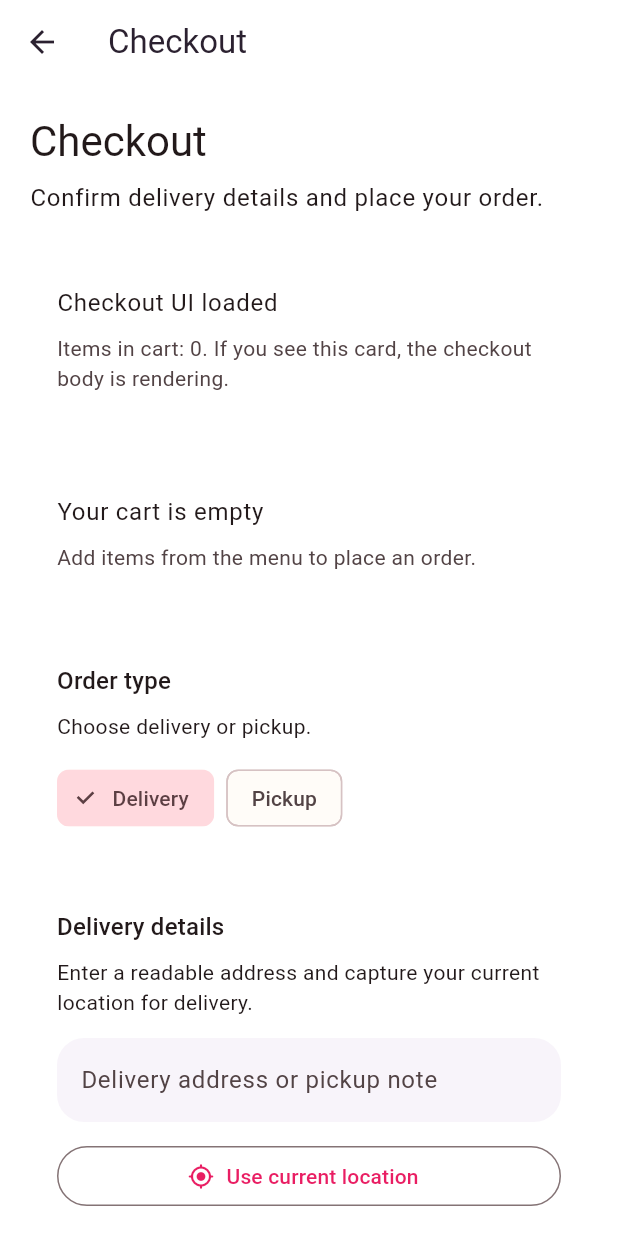
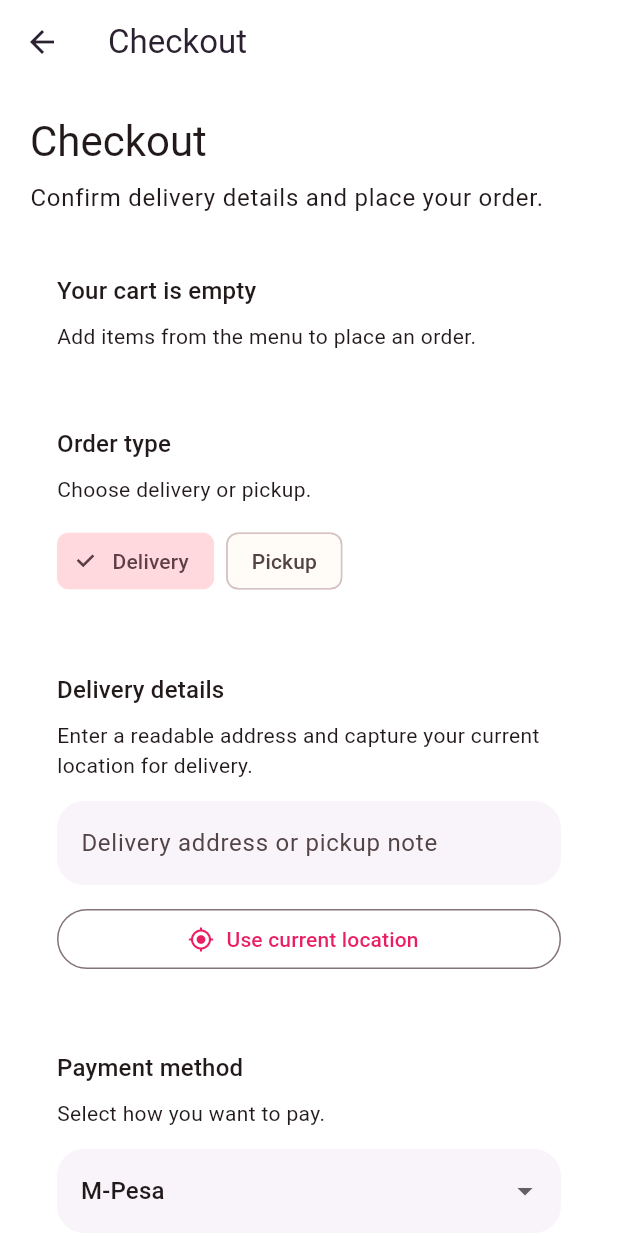
Before and after one commit to wamosa/delivery_app, a Flutter app: the CheckoutPage screen opened by its route, on a phone screen of 412 x 824 dp. Run offline on Flutter 3.47's test engine with Material 3 defaults, Android fonts, the phone set to English and light mode, and no system bars; our stand-ins replace cloud_firestore, cloud_functions, firebase_auth, firebase_core, firebase_crashlytics, firebase_messaging and 3 more; missing offline and left inert: firebase_app_check; accounts and stored records are empty.

Commit message:
orders resolved

```diff
--- a/lib/app/ayeyo_app.dart
+++ b/lib/app/ayeyo_app.dart
@@ -1,7 +1,6 @@
 import 'package:flutter/material.dart';
 
 import '../core/theme/app_theme.dart';
-import '../core/theme/theme_mode_scope.dart';
 import '../core/di/service_locator.dart';
 import '../features/admin/presentation/admin_page.dart';
 import '../features/auth/application/auth_controller.dart';
@@ -17,37 +16,17 @@ import '../features/orders/presentation/orders_page.dart';
 import '../features/rider/presentation/rider_page.dart';
 import 'app_routes.dart';
 
-class AyeyoApp extends StatefulWidget {
+class AyeyoApp extends StatelessWidget {
   const AyeyoApp({super.key});
-
-  @override
-  State<AyeyoApp> createState() => _AyeyoAppState();
-}
-
-class _AyeyoAppState extends State<AyeyoApp> {
-  final ValueNotifier<ThemeMode> _themeMode =
-      ValueNotifier<ThemeMode>(ThemeMode.light);
-
-  @override
-  void dispose() {
-    _themeMode.dispose();
-    super.dispose();
-  }
 
   @override
   Widget build(BuildContext context) {
     final authController = getIt<AuthController>();
 
-    return ThemeModeScope(
-      notifier: _themeMode,
-      child: ValueListenableBuilder<ThemeMode>(
-        valueListenable: _themeMode,
-        builder: (context, mode, _) => MaterialApp(
+    return MaterialApp(
       title: 'Ayeyo Delivery',
       debugShowCheckedModeBanner: false,
       theme: AppTheme.light(),
-          darkTheme: AppTheme.dark(),
-          themeMode: mode,
       home: StreamBuilder<AuthUser?>(
         stream: authController.watchAuthUser(),
         builder: (context, snapshot) {
@@ -69,15 +48,15 @@ class _AyeyoAppState extends State<AyeyoApp> {
         AppRoutes.auth: (_) => const AuthPage(),
         AppRoutes.adminLogin: (_) => const AuthPage(),
         AppRoutes.menu: (_) => const RoleGate(
-              allowedRoles: [AuthRole.customer, AuthRole.admin],
+          allowedRoles: [AuthRole.customer],
           child: MenuPage(),
         ),
         AppRoutes.cart: (_) => const RoleGate(
-              allowedRoles: [AuthRole.customer, AuthRole.admin],
+          allowedRoles: [AuthRole.customer],
           child: CartPage(),
         ),
         AppRoutes.checkout: (_) => const RoleGate(
-              allowedRoles: [AuthRole.customer, AuthRole.admin],
+          allowedRoles: [AuthRole.customer],
           child: CheckoutPage(),
         ),
         AppRoutes.orders: (_) => const RoleGate(
@@ -99,8 +78,6 @@ class _AyeyoAppState extends State<AyeyoApp> {
           child: RiderPage(),
         ),
       },
-        ),
-      ),
     );
   }
 }
--- a/lib/core/widgets/info_card.dart
+++ b/lib/core/widgets/info_card.dart
@@ -43,14 +43,61 @@ class InfoCard extends StatelessWidget {
 
     return Card(
       margin: const EdgeInsets.only(bottom: 14),
-      child: ListTile(
-        contentPadding: const EdgeInsets.all(18),
-        title: Text(title),
-        subtitle: Padding(
-          padding: const EdgeInsets.only(top: 8),
-          child: Text(description),
+      child: Padding(
+        padding: const EdgeInsets.all(18),
+        child: LayoutBuilder(
+          builder: (context, constraints) {
+            if (!constraints.hasBoundedWidth || !hasTrailing) {
+              return Column(
+                crossAxisAlignment: CrossAxisAlignment.start,
+                children: [
+                  Text(
+                    title,
+                    style: Theme.of(context).textTheme.titleMedium,
+                  ),
+                  const SizedBox(height: 8),
+                  Text(description),
+                  if (hasTrailing) ...[
+                    const SizedBox(height: 14),
+                    trailing!,
+                  ],
+                ],
+              );
+            }
+
+            final maxTrailingWidth = constraints.maxWidth * 0.45;
+            return Row(
+              crossAxisAlignment: CrossAxisAlignment.start,
+              children: [
+                Flexible(
+                  child: Column(
+                    crossAxisAlignment: CrossAxisAlignment.start,
+                    children: [
+                      Text(
+                        title,
+                        style: Theme.of(context).textTheme.titleMedium,
+                      ),
+                      const SizedBox(height: 8),
+                      Text(description),
+                    ],
+                  ),
+                ),
+                if (hasTrailing) ...[
+                  const SizedBox(width: 16),
+                  ConstrainedBox(
+                    constraints: BoxConstraints(
+                      maxWidth: maxTrailingWidth,
+                    ),
+                    child: Align(
+                      alignment: Alignment.topRight,
+                      child: trailing!,
+                    ),
+                  ),
+                ],
+              ],
+            );
+          },
         ),
-        trailing: trailing,
       ),
     );
   }
--- a/lib/features/checkout/presentation/checkout_page.dart
+++ b/lib/features/checkout/presentation/checkout_page.dart
@@ -44,16 +44,6 @@ class _CheckoutPageState extends State<CheckoutPage> {
       subtitle: 'Confirm delivery details and place your order.',
       showThemeToggle: false,
       children: [
-        ValueListenableBuilder<List<CartLineItem>>(
-          valueListenable: _cartController.watchItems(),
-          builder: (context, items, _) {
-            return InfoCard(
-              title: 'Checkout UI loaded',
-              description:
-                  'Items in cart: ${items.length}. If you see this card, the checkout body is rendering.',
-            );
-          },
-        ),
         ValueListenableBuilder<List<CartLineItem>>(
           valueListenable: _cartController.watchItems(),
           builder: (context, items, _) {
```
Also changed, not shown: lib/features/admin/presentation/admin_page.dart (+6 -8 lines), lib/main.dart (+11 -7 lines), 1 other file. Lines whose indentation alone changed are shown as unchanged.
